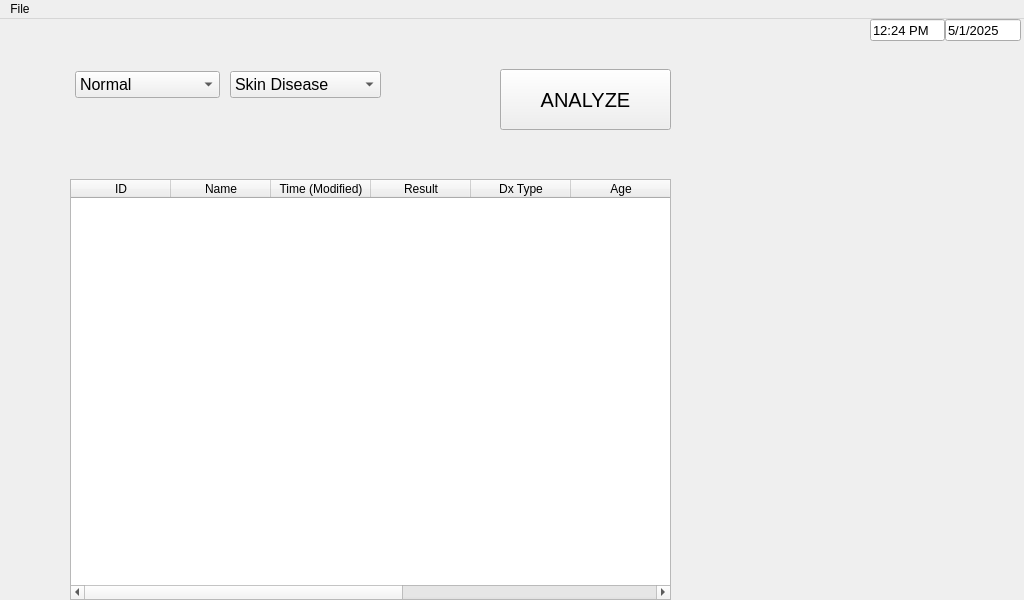
The window that UI/Skin.ui (JARVIS843/Portable-Medical-Console) describes before a commit, drawn with Qt 5.
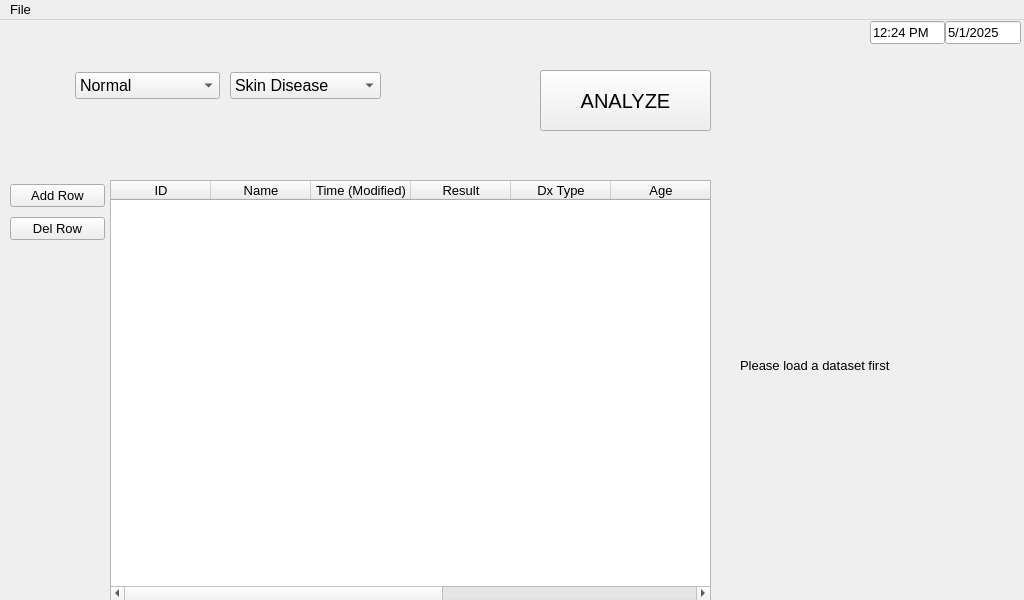
The same window after the commit.

The edit to the form file:
```diff
--- a/UI/Skin.ui
+++ b/UI/Skin.ui
@@ -22,6 +22,11 @@
     <height>600</height>
    </size>
   </property>
+  <property name="font">
+   <font>
+    <pointsize>10</pointsize>
+   </font>
+  </property>
   <property name="windowTitle">
    <string>MainWindow</string>
   </property>
@@ -32,7 +37,7 @@
    <widget class="QPushButton" name="Analyze_Button">
     <property name="geometry">
      <rect>
-      <x>500</x>
+      <x>540</x>
       <y>50</y>
       <width>171</width>
       <height>61</height>
@@ -50,7 +55,7 @@
    <widget class="QTableWidget" name="Data_Table">
     <property name="geometry">
      <rect>
-      <x>70</x>
+      <x>110</x>
       <y>160</y>
       <width>601</width>
       <height>421</height>
@@ -107,7 +112,7 @@
     </column>
     <column>
      <property name="text">
-      <string>PATH</string>
+      <string>Take Photo</string>
      </property>
     </column>
    </widget>
@@ -178,7 +183,7 @@
       <x>870</x>
       <y>0</y>
       <width>151</width>
-      <height>22</height>
+      <height>25</height>
      </rect>
     </property>
     <layout class="QHBoxLayout" name="HL_Time_Date">
@@ -211,6 +216,55 @@
      </item>
     </layout>
    </widget>
+   <widget class="QWidget" name="layoutWidget_2">
+    <property name="geometry">
+     <rect>
+      <x>10</x>
+      <y>160</y>
+      <width>95</width>
+      <height>64</height>
+     </rect>
+    </property>
+    <layout class="QVBoxLayout" name="verticalLayout">
+     <item>
+      <widget class="QPushButton" name="addButton">
+       <property name="font">
+        <font>
+         <pointsize>10</pointsize>
+        </font>
+       </property>
+       <property name="text">
+        <string>Add Row</string>
+       </property>
+      </widget>
+     </item>
+     <item>
+      <widget class="QPushButton" name="delButton">
+       <property name="font">
+        <font>
+         <pointsize>10</pointsize>
+        </font>
+       </property>
+       <property name="text">
+        <string>Del Row</string>
+       </property>
+      </widget>
+     </item>
+    </layout>
+   </widget>
+   <widget class="QLabel" name="imageDisplayer">
+    <property name="geometry">
+     <rect>
+      <x>740</x>
+      <y>220</y>
+      <width>250</width>
+      <height>250</height>
+     </rect>
+    </property>
+    <property name="text">
+     <string>Please load a dataset first</string>
+    </property>
+   </widget>
   </widget>
   <widget class="QMenuBar" name="menuBar">
    <property name="geometry">
@@ -218,7 +272,7 @@
      <x>0</x>
      <y>0</y>
      <width>1024</width>
-     <height>21</height>
+     <height>23</height>
     </rect>
    </property>
    <widget class="QMenu" name="menuFiles">
```
Left out of the diff: 10 changed lines with no effect on the pictures.
